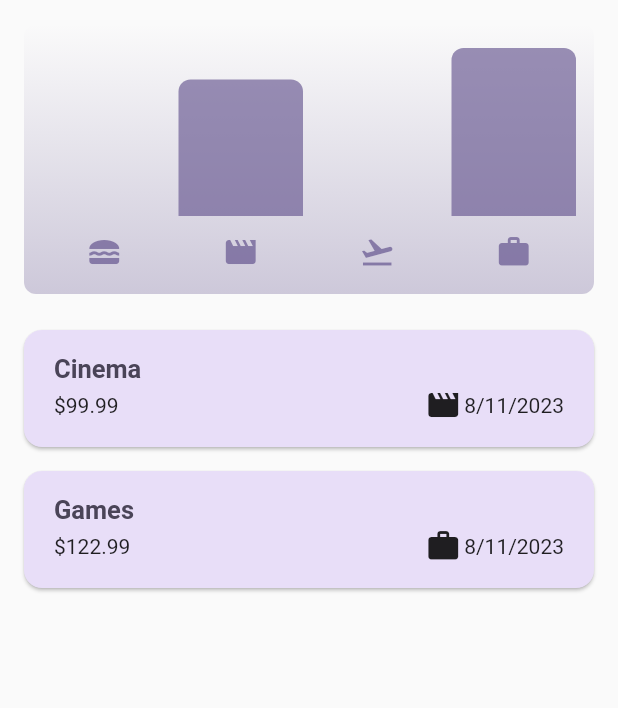
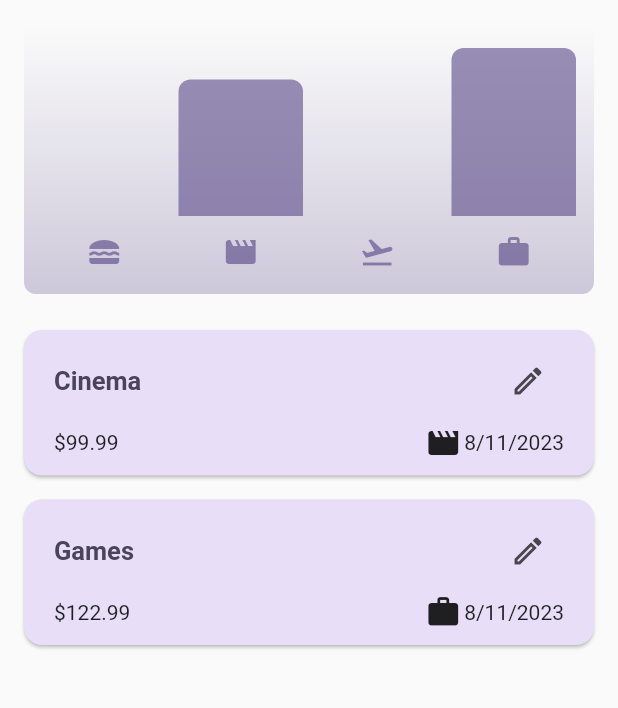
Before and after one commit to manasvi143/Expense-Tracker-App, a Flutter app: the screen it shows after launch, on a phone screen of 412 x 824 dp, the part 84-792 px from its top. Run offline on Flutter 3.47's test engine with Material 2 defaults, Android fonts, the phone set to English and light mode, and no system bars.

Commit message:
modification in dismissible widget background

```diff
--- a/lib/widget/expences_list/expences_items.dart
+++ b/lib/widget/expences_list/expences_items.dart
@@ -13,17 +13,26 @@ class ExpencesItem extends StatelessWidget {
       child: Padding(
           padding: const EdgeInsets.symmetric(
             horizontal: 20,
-            vertical: 16,
+            vertical: 10,
           ),
           child: Column(
             crossAxisAlignment: CrossAxisAlignment.start,
             children: [
-              Text(
-                expense.title,
-                style: Theme.of(context).textTheme.titleLarge,
+              Row(
+                mainAxisAlignment: MainAxisAlignment.end,
+                children: [
+                  Text(
+                    expense.title,
+                    style: Theme.of(context).textTheme.titleLarge,
+                  ),
+                  const Spacer(),
+                  IconButton(
+                      onPressed: () {},
+                      icon: const Icon(Icons.mode_edit_outline_outlined)),
+                ],
               ),
               const SizedBox(
-                height: 2,
+                height: 5,
               ),
               Row(
                 children: [
--- a/lib/widget/expences_list/expences_list.dart
+++ b/lib/widget/expences_list/expences_list.dart
@@ -1,5 +1,6 @@
 import 'package:expence_tracker/model/expens.dart';
 import 'package:expence_tracker/widget/expences_list/expences_items.dart';
+
 import 'package:flutter/material.dart';
 
 class ExpencesList extends StatelessWidget {
@@ -16,9 +17,63 @@ class ExpencesList extends StatelessWidget {
         itemCount: expences.length,
         itemBuilder: (ctx, index) => Dismissible(
           background: Container(
-            color: Theme.of(context).colorScheme.error.withOpacity(0.75),
-            margin: EdgeInsets.symmetric(
-                horizontal: Theme.of(context).cardTheme.margin!.horizontal),
+            margin: const EdgeInsets.symmetric(horizontal: 16, vertical: 8),
+
+            // color: kColorScheme.errorContainer,
+            decoration: BoxDecoration(
+              shape: BoxShape.rectangle,
+              borderRadius: BorderRadius.circular(40),
+              gradient: const LinearGradient(colors: [
+                Color.fromARGB(255, 255, 255, 255),
+                Color.fromARGB(255, 255, 0, 0)
+              ], begin: Alignment.centerLeft, end: Alignment.centerRight),
+            ),
+            child: const Padding(
+              padding: EdgeInsets.all(30),
+              child: Row(
+                children: [
+                  Icon(Icons.delete),
+                  SizedBox(
+                    width: 8,
+                  ),
+                  Text(
+                    'Delete',
+                    style: TextStyle(fontSize: 28, fontWeight: FontWeight.w600),
+                  ),
+                ],
+              ),
+            ),
+          ),
+          secondaryBackground: Container(
+            // color: kColorScheme.errorContainer,
+            decoration: const BoxDecoration(
+              gradient: LinearGradient(colors: [
+                Color.fromARGB(255, 255, 255, 255),
+                Color.fromARGB(255, 255, 0, 0)
+              ], begin: Alignment.centerLeft, end: Alignment.centerRight),
+            ),
+            child: const Padding(
+              padding: EdgeInsets.all(10),
+              child: Row(
+                mainAxisAlignment: MainAxisAlignment.end,
+                children: [
+                  Text(
+                    'Delete',
+                    style: TextStyle(
+                        fontSize: 28,
+                        fontWeight: FontWeight.w600,
+                        color: Colors.white),
+                  ),
+                  SizedBox(
+                    width: 8,
+                  ),
+                  Icon(
+                    Icons.delete,
+                    color: Colors.white,
+                  ),
+                ],
+              ),
+            ),
           ),
           key: ValueKey(expences[index]),
           onDismissed: (direction) {
```
